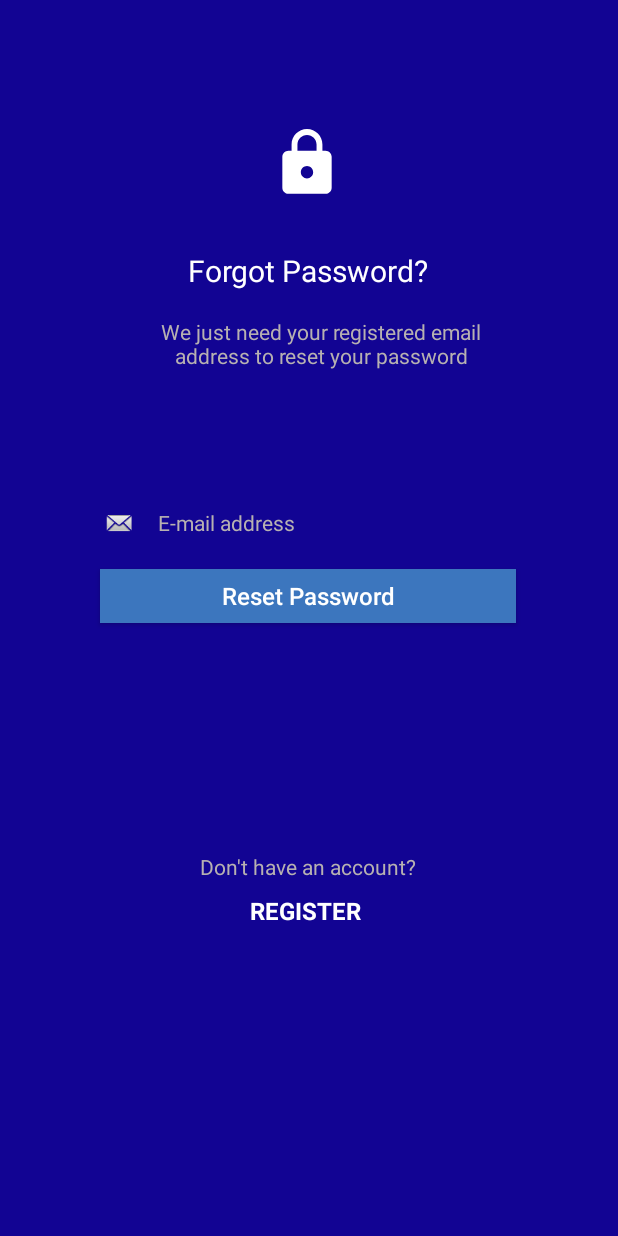
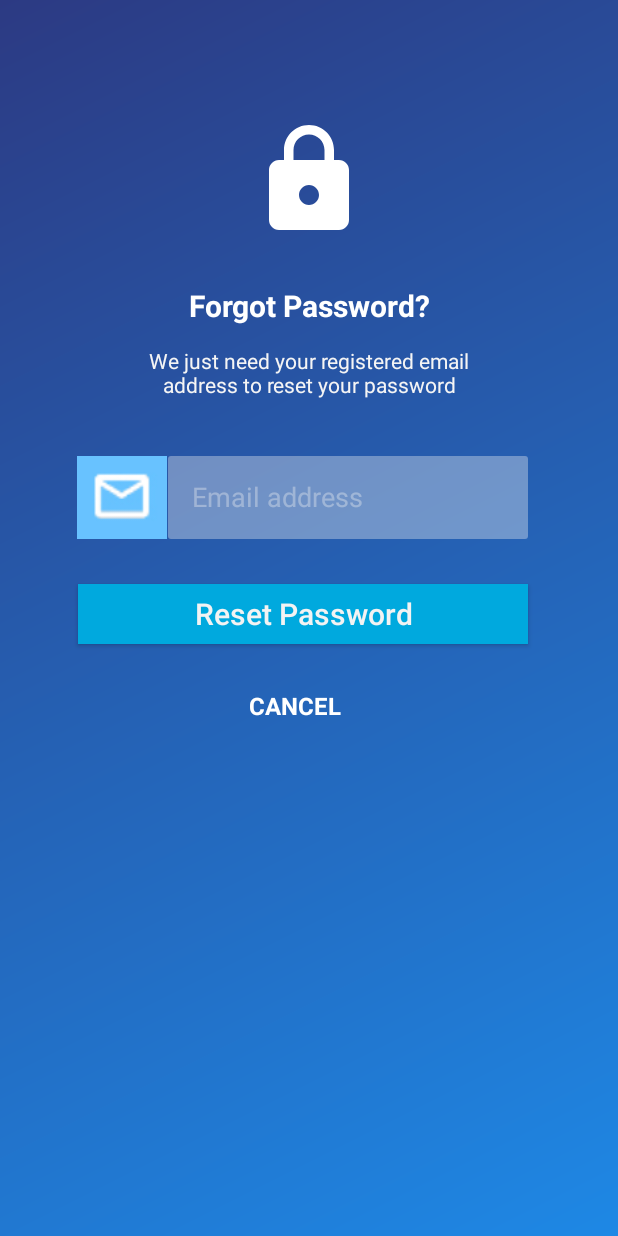
Before and after one commit to mikaelamcnamara/ezyDonate, an Android app: the layout forgot_user_password.xml on its own in the app's theme, with its tools: preview values and no code run, on a phone screen of 412 x 824 dp. Run offline under Robolectric (Android 15) with nearby library versions, the phone set to English and light mode, and no system bars.

Commit message:
# Updated Register Page # Updated Forgot Password # Linked buttons # Made button clicks more obvious

```diff
--- a/app/src/main/java/com/example/ezydonate/MainActivity.java
+++ b/app/src/main/java/com/example/ezydonate/MainActivity.java
@@ -23,6 +23,8 @@ import com.google.android.gms.tasks.Task;
 import com.google.firebase.auth.AuthResult;
 import com.google.firebase.auth.FirebaseAuth;
 import com.google.firebase.auth.FirebaseUser;
+import com.google.firebase.database.DatabaseReference;
+import com.google.firebase.database.FirebaseDatabase;
 
 public class MainActivity extends AppCompatActivity {
     DrawerLayout dmLayout;
@@ -173,7 +175,7 @@ public class MainActivity extends AppCompatActivity {
 
 
 
-    public Boolean CreateNewUser(final FirebaseAuth mAuth, String email, String password) {
+    public Boolean CreateNewUser(final FirebaseAuth mAuth,  String email, final String password, final String fullName, final String username) {
         if (email.trim().equals("") || password.trim().equals("")) {
             Toast.makeText(null, "Invalid Username or Password", Toast.LENGTH_SHORT).show();
             return false;
@@ -184,6 +186,13 @@ public class MainActivity extends AppCompatActivity {
             public void onComplete(@NonNull Task<AuthResult> task) {
                 if (task.isSuccessful()) {
                     Toast.makeText(MainActivity.this, "Successful Creation", Toast.LENGTH_SHORT).show();
+                    FirebaseDatabase database = FirebaseDatabase.getInstance();
+                    //Change later
+                    DatabaseReference ref = database.getReference("user/username");
+                    ref.setValue(username);
+                    // Change later
+                    ref = database.getReference("user/password");
+                    ref.setValue(password);
                 } else {
                     Toast.makeText(MainActivity.this, "An error has occurred", Toast.LENGTH_SHORT).show();
                 }
--- /dev/null
+++ b/app/src/main/res/drawable/forgot_color.xml
@@ -0,0 +1,8 @@
+<?xml version="1.0" encoding="utf-8"?>
+<shape xmlns:android="http://schemas.android.com/apk/res/android">
+    <gradient
+        android:startColor = "#1E88E5"
+        android:endColor="@color/darkColor"
+        android:angle="135"
+        ></gradient>
+</shape>
--- a/app/src/main/res/drawable/reg_btn.xml
+++ b/app/src/main/res/drawable/reg_btn.xml
@@ -1,6 +1,6 @@
 <?xml version="1.0" encoding="utf-8"?>
 <selector xmlns:android="http://schemas.android.com/apk/res/android">
     <item android:state_pressed="true"
-        android:drawable="@color/activeBtn" />
+        android:drawable="@color/actBtn" />
     <item  android:drawable="@color/white"/>
 </selector>
--- a/app/src/main/res/layout/activity_main.xml
+++ b/app/src/main/res/layout/activity_main.xml
@@ -120,7 +120,7 @@
             android:layout_marginTop="20dp"
             android:layout_marginEnd="8dp"
             android:layout_marginRight="8dp"
-            android:background="@color/white"
+            android:background="@drawable/reg_btn"
             android:fontFamily="sans-serif-condensed-medium"
             android:textSize="20dp"
             android:text="Register"
--- a/app/src/main/res/layout/forgot_user_password.xml
+++ b/app/src/main/res/layout/forgot_user_password.xml
@@ -4,121 +4,70 @@
     xmlns:tools="http://schemas.android.com/tools"
     android:layout_width="match_parent"
     android:layout_height="match_parent"
-    android:background="@color/colorPrimaryDark">
+    android:background="@drawable/forgot_color">
 
-    <TextView
-        android:id="@+id/textView7"
-        android:layout_width="177dp"
-        android:layout_height="21dp"
-        android:layout_marginStart="8dp"
-        android:layout_marginLeft="8dp"
-        android:layout_marginTop="8dp"
-        android:layout_marginEnd="8dp"
-        android:layout_marginRight="8dp"
-        android:layout_marginBottom="8dp"
-        android:text="E-mail address"
-        android:textColor="#B7B1B1"
-        android:textSize="14sp"
-        app:layout_constraintBottom_toTopOf="@+id/guideline7"
-        app:layout_constraintEnd_toStartOf="@+id/guideline9"
-        app:layout_constraintHorizontal_bias="0.44"
-        app:layout_constraintStart_toStartOf="@+id/guideline8"
-        app:layout_constraintTop_toTopOf="@+id/guideline6"
-        app:layout_constraintVertical_bias="0.48"
-        tools:ignore="HardcodedText" />
+    <ImageView
+        android:id="@+id/imageView4"
+        android:layout_width="60dp"
+        android:layout_height="55dp"
+        android:layout_marginStart="51dp"
+        android:layout_marginLeft="51dp"
+        android:layout_marginTop="30dp"
+        app:layout_constraintStart_toStartOf="parent"
+        app:layout_constraintTop_toBottomOf="@+id/textView4"
+        app:srcCompat="@drawable/email" />
+
+    <EditText
+        android:id="@+id/editText8"
+        android:layout_width="240dp"
+        android:layout_height="55dp"
+        android:layout_marginTop="30dp"
+        android:layout_marginEnd="60dp"
+        android:layout_marginRight="60dp"
+        android:background="@drawable/login_rec"
+        android:hint="@string/email_address"
+        android:inputType="textEmailAddress"
+        android:padding="16dp"
+        android:textColorHint="@color/login_light"
+        app:layout_constraintEnd_toEndOf="parent"
+        app:layout_constraintTop_toBottomOf="@+id/textView4" />
 
     <TextView
         android:id="@+id/textView3"
-        android:layout_width="76dp"
+        android:layout_width="80dp"
         android:layout_height="20dp"
         android:layout_marginStart="8dp"
         android:layout_marginLeft="8dp"
-        android:layout_marginTop="8dp"
+        android:layout_marginTop="30dp"
         android:layout_marginEnd="8dp"
         android:layout_marginRight="8dp"
-        android:layout_marginBottom="8dp"
-        android:text="REGISTER"
+        android:onClick="logout"
+        android:text="CANCEL"
         android:textColor="@android:color/white"
         android:textSize="16sp"
         android:textStyle="bold"
-        android:onClick="register"
-        app:layout_constraintBottom_toTopOf="@+id/guideline7"
-        app:layout_constraintEnd_toStartOf="@+id/guideline9"
-        app:layout_constraintHorizontal_bias="0.498"
-        app:layout_constraintStart_toStartOf="@+id/guideline8"
-        app:layout_constraintTop_toTopOf="@+id/guideline6"
-        app:layout_constraintVertical_bias="0.872"
+        app:layout_constraintEnd_toEndOf="parent"
+        app:layout_constraintStart_toStartOf="parent"
+        app:layout_constraintTop_toBottomOf="@+id/button5"
         tools:ignore="HardcodedText" />
-
-    <android.support.constraint.Guideline
-        android:id="@+id/guideline6"
-        android:layout_width="wrap_content"
-        android:layout_height="wrap_content"
-        android:orientation="horizontal"
-        app:layout_constraintGuide_begin="17dp" />
-
-    <android.support.constraint.Guideline
-        android:id="@+id/guideline7"
-        android:layout_width="wrap_content"
-        android:layout_height="wrap_content"
-        android:orientation="horizontal"
-        app:layout_constraintGuide_begin="708dp" />
-
-    <android.support.constraint.Guideline
-        android:id="@+id/guideline8"
-        android:layout_width="wrap_content"
-        android:layout_height="wrap_content"
-        android:orientation="vertical"
-        app:layout_constraintGuide_begin="16dp" />
-
-    <android.support.constraint.Guideline
-        android:id="@+id/guideline9"
-        android:layout_width="wrap_content"
-        android:layout_height="wrap_content"
-        android:orientation="vertical"
-        app:layout_constraintGuide_begin="395dp" />
 
     <Button
         android:id="@+id/button5"
-        android:layout_width="277dp"
-        android:layout_height="36dp"
-        android:layout_marginStart="8dp"
-        android:layout_marginLeft="8dp"
-        android:layout_marginTop="8dp"
-        android:layout_marginEnd="8dp"
-        android:layout_marginRight="8dp"
-        android:layout_marginBottom="8dp"
-        android:background="#3c76BE"
+        android:layout_width="300dp"
+        android:layout_height="40dp"
+        android:layout_marginStart="51dp"
+        android:layout_marginLeft="51dp"
+        android:layout_marginTop="30dp"
+        android:layout_marginEnd="60dp"
+        android:layout_marginRight="60dp"
+        android:background="@drawable/login_btn"
         android:text="Reset Password"
         android:textAllCaps="false"
-        android:textColor="@android:color/white"
-        android:textSize="16sp"
-        app:layout_constraintBottom_toTopOf="@+id/guideline7"
-        app:layout_constraintEnd_toStartOf="@+id/guideline9"
-        app:layout_constraintStart_toStartOf="@+id/guideline8"
-        app:layout_constraintTop_toTopOf="@+id/guideline6"
-        app:layout_constraintVertical_bias="0.555"
-        tools:ignore="HardcodedText" />
-
-    <TextView
-        android:id="@+id/textView2"
-        android:layout_width="153dp"
-        android:layout_height="17dp"
-        android:layout_marginStart="8dp"
-        android:layout_marginLeft="8dp"
-        android:layout_marginTop="8dp"
-        android:layout_marginEnd="8dp"
-        android:layout_marginRight="8dp"
-        android:layout_marginBottom="8dp"
-        android:text="Don't have an account?"
-        android:textColor="#B7B1B1"
-        android:textSize="14sp"
-        app:layout_constraintBottom_toTopOf="@+id/guideline7"
-        app:layout_constraintEnd_toStartOf="@+id/guideline9"
-        app:layout_constraintHorizontal_bias="0.523"
-        app:layout_constraintStart_toStartOf="@+id/guideline8"
-        app:layout_constraintTop_toTopOf="@+id/guideline6"
-        app:layout_constraintVertical_bias="0.826"
+        android:textColor="@color/white"
+        android:textSize="20dp"
+        app:layout_constraintEnd_toEndOf="parent"
+        app:layout_constraintStart_toStartOf="parent"
+        app:layout_constraintTop_toBottomOf="@+id/editText8"
         tools:ignore="HardcodedText" />
 
     <TextView
@@ -127,19 +76,15 @@
         android:layout_height="51dp"
         android:layout_marginStart="8dp"
         android:layout_marginLeft="8dp"
-        android:layout_marginTop="8dp"
-        android:layout_marginEnd="32dp"
-        android:layout_marginRight="32dp"
-        android:layout_marginBottom="8dp"
+        android:layout_marginTop="5dp"
+        android:layout_marginEnd="8dp"
+        android:layout_marginRight="8dp"
         android:gravity="center"
         android:text="We just need your registered email address to reset your password"
-        android:textColor="#B7B1B1"
-        app:layout_constraintBottom_toTopOf="@+id/guideline7"
+        android:textColor="@color/colar"
         app:layout_constraintEnd_toEndOf="parent"
-        app:layout_constraintHorizontal_bias="0.681"
         app:layout_constraintStart_toStartOf="parent"
-        app:layout_constraintTop_toTopOf="@+id/guideline6"
-        app:layout_constraintVertical_bias="0.286"
+        app:layout_constraintTop_toBottomOf="@+id/textView5"
         tools:ignore="HardcodedText" />
 
     <TextView
@@ -148,55 +93,31 @@
         android:layout_height="wrap_content"
         android:layout_marginStart="8dp"
         android:layout_marginLeft="8dp"
-        android:layout_marginTop="8dp"
+        android:layout_marginTop="30dp"
         android:layout_marginEnd="8dp"
         android:layout_marginRight="8dp"
-        android:layout_marginBottom="8dp"
         android:text="Forgot Password?"
         android:textColor="@android:color/white"
-        android:textSize="20sp"
-        app:layout_constraintBottom_toTopOf="@+id/guideline7"
-        app:layout_constraintEnd_toStartOf="@+id/guideline9"
-        app:layout_constraintStart_toStartOf="@+id/guideline8"
-        app:layout_constraintTop_toTopOf="@+id/guideline6"
-        app:layout_constraintVertical_bias="0.219"
+        android:textSize="20dp"
+        android:textStyle="bold"
+        app:layout_constraintEnd_toEndOf="parent"
+        app:layout_constraintStart_toStartOf="parent"
+        app:layout_constraintTop_toBottomOf="@+id/imageView2"
         tools:ignore="HardcodedText" />
 
     <ImageView
         android:id="@+id/imageView2"
-        android:layout_width="60dp"
-        android:layout_height="49dp"
+        android:layout_width="100dp"
+        android:layout_height="80dp"
         android:layout_marginStart="8dp"
         android:layout_marginLeft="8dp"
-        android:layout_marginTop="8dp"
+        android:layout_marginTop="80dp"
         android:layout_marginEnd="8dp"
         android:layout_marginRight="8dp"
-        android:layout_marginBottom="8dp"
-        app:layout_constraintBottom_toTopOf="@+id/guideline7"
-        app:layout_constraintEnd_toStartOf="@+id/guideline9"
-        app:layout_constraintHorizontal_bias="0.498"
-        app:layout_constraintStart_toStartOf="@+id/guideline8"
-        app:layout_constraintTop_toTopOf="@+id/guideline6"
-        app:layout_constraintVertical_bias="0.095"
+        app:layout_constraintEnd_toEndOf="parent"
+        app:layout_constraintStart_toStartOf="parent"
+        app:layout_constraintTop_toTopOf="parent"
         app:srcCompat="@drawable/ic_lock_black_24dp"
         tools:ignore="MissingConstraints,VectorDrawableCompat" />
 
-    <ImageView
-        android:id="@+id/imageView3"
-        android:layout_width="26dp"
-        android:layout_height="22dp"
-        android:layout_marginStart="8dp"
-        android:layout_marginLeft="8dp"
-        android:layout_marginTop="8dp"
-        android:layout_marginEnd="8dp"
-        android:layout_marginRight="8dp"
-        android:layout_marginBottom="8dp"
-        app:layout_constraintBottom_toTopOf="@+id/guideline7"
-        app:layout_constraintEnd_toStartOf="@+id/guideline9"
-        app:layout_constraintHorizontal_bias="0.127"
-        app:layout_constraintStart_toStartOf="@+id/guideline8"
-        app:layout_constraintTop_toTopOf="@+id/guideline6"
-        app:layout_constraintVertical_bias="0.48"
-        app:srcCompat="@android:drawable/sym_action_email" />
-
 </android.support.constraint.ConstraintLayout>
--- a/app/src/main/res/layout/register_page.xml
+++ b/app/src/main/res/layout/register_page.xml
@@ -107,7 +107,7 @@
         android:layout_marginTop="40dp"
         android:layout_marginEnd="25dp"
         android:layout_marginRight="25dp"
-        android:background="@color/colar"
+        android:background="@drawable/reg_btn"
         android:fontFamily="sans-serif-condensed-medium"
         android:onClick="logout"
         android:text="Register"
--- a/app/src/main/res/values/colors.xml
+++ b/app/src/main/res/values/colors.xml
@@ -3,11 +3,13 @@
     <color name="colorPrimary">#3AD4EC</color>
     <color name="colorPrimaryDark">#120493</color>
     <color name="darkColor">#2C3A83</color>
+    <color name="darkColour">#1C255C</color>
     <color name="lightBlue">#00A9DE</color>
     <color name="login_light">#5CF3F3F3</color>
-    <color name="white">#FFFFFF</color>
+    <color name="white">#F3F3F3</color>
     <color name="colar">#F5F5F5</color>
-    <color name="activeBtn">#00A9DE</color>
+    <color name="actBtn">#FFFFFF</color>
+    <color name="activeBtn">#ED00D6FC</color>
     <color name="colorAccent">#D81B60</color>
     <color name="action_settings" >#ecf0f1</color>
 </resources>
```
